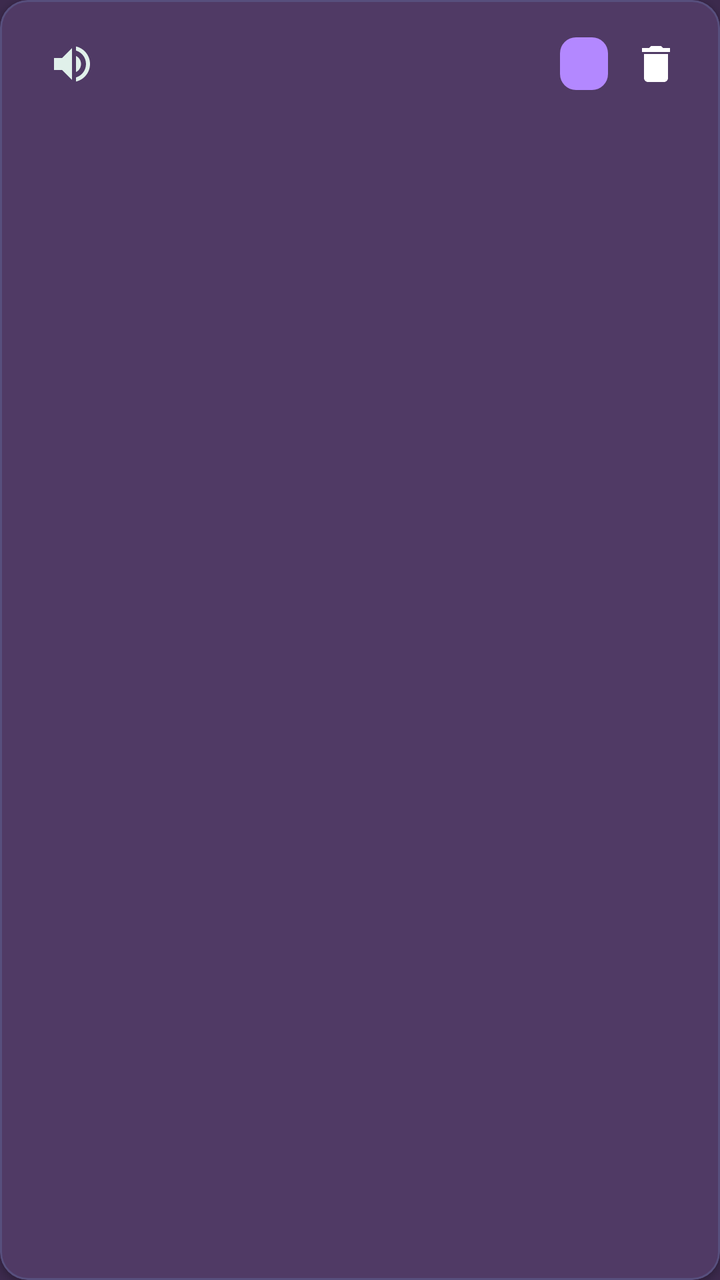
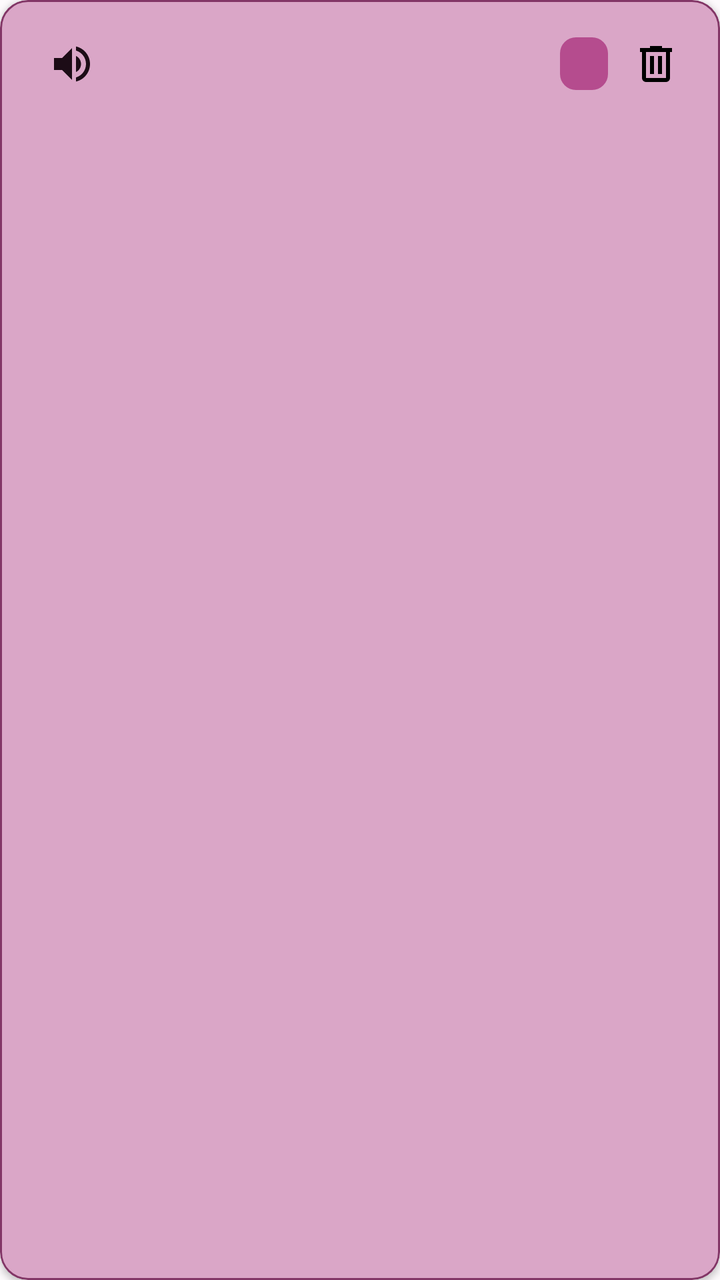

Two renders of the same Android screen: before a commit and after it. Below are the layout's source before the change and the commit's diff.
<!-- AndroidManifest.xml: application theme Theme.EpubReader -->
<!-- res/layout/item_vocabulary_word.xml -->
<?xml version="1.0" encoding="utf-8"?>
<com.google.android.material.card.MaterialCardView xmlns:android="http://schemas.android.com/apk/res/android"
    xmlns:app="http://schemas.android.com/apk/res-auto"
    android:layout_width="match_parent"
    android:layout_height="wrap_content"
    android:layout_marginBottom="12dp"
    app:cardBackgroundColor="@color/dark_surface"
    app:cardCornerRadius="14dp"
    app:cardElevation="2dp"
    app:strokeColor="@color/dark_border"
    app:strokeWidth="1dp">

    <LinearLayout
        android:layout_width="match_parent"
        android:layout_height="wrap_content"
        android:baselineAligned="false"
        android:orientation="vertical"
        android:padding="16dp">

        
        <LinearLayout
            android:layout_width="match_parent"
            android:layout_height="wrap_content"
            android:baselineAligned="false"
            android:gravity="center_vertical"
            android:orientation="horizontal">

            
            <LinearLayout
                android:layout_width="0dp"
                android:layout_height="wrap_content"
                android:layout_weight="1"
                android:baselineAligned="false"
                android:gravity="center_vertical"
                android:orientation="horizontal">

                <TextView
                    android:id="@+id/vocabWordText"
                    android:layout_width="wrap_content"
                    android:layout_height="wrap_content"
                    android:textColor="@color/white"
                    android:textSize="17sp"
                    android:textStyle="bold" />

                <TextView
                    android:id="@+id/vocabPosBadge"
                    android:layout_width="wrap_content"
                    android:layout_height="wrap_content"
                    android:layout_marginStart="8dp"
                    android:background="@drawable/oval_rounded_bg"
                    android:paddingHorizontal="8dp"
                    android:paddingVertical="3dp"
                    android:textColor="@color/accent_pop"
                    android:textSize="12sp"
                    android:textStyle="bold|italic"
                    android:visibility="gone" />

                <ImageButton
                    android:id="@+id/vocabAudioBtn"
                    android:layout_width="32dp"
                    android:layout_height="32dp"
                    android:layout_marginStart="4dp"
                    android:background="@drawable/item_background_borderless_material"
                    android:contentDescription="@string/tts_play"
                    android:padding="6dp"
                    android:src="@drawable/ic_volume"
                    app:tint="@color/palette_mint" />
            </LinearLayout>

            
            <LinearLayout
                android:layout_width="wrap_content"
                android:layout_height="wrap_content"
                android:baselineAligned="false"
                android:gravity="center_vertical"
                android:orientation="horizontal">

                <TextView
                    android:id="@+id/vocabMasteryPill"
                    android:layout_width="wrap_content"
                    android:layout_height="wrap_content"
                    android:layout_marginEnd="8dp"
                    android:background="@drawable/rounded_square_bg"
                    android:paddingHorizontal="12dp"
                    android:paddingVertical="5dp"
                    android:textColor="@color/white"
                    android:textSize="12sp"
                    android:textStyle="bold" />

                <ImageButton
                    android:id="@+id/vocabDeleteBtn"
                    android:layout_width="32dp"
                    android:layout_height="32dp"
                    android:background="@drawable/item_background_borderless_material"
                    android:contentDescription="@string/vocabulary_delete_word"
                    android:padding="6dp"
                    android:src="@drawable/ic_delete" />
            </LinearLayout>
        </LinearLayout>

        
        <TextView
            android:id="@+id/vocabDefinitionText"
            android:layout_width="match_parent"
            android:layout_height="wrap_content"
            android:layout_marginTop="8dp"
            android:maxLines="4"
            android:textColor="@color/dark_text"
            android:textSize="14sp" />

        
        <TextView
            android:id="@+id/vocabQuoteText"
            android:layout_width="match_parent"
            android:layout_height="wrap_content"
            android:layout_marginTop="8dp"
            android:textColor="@color/palette_mint"
            android:textSize="13sp"
            android:textStyle="italic"
            android:layout_marginStart="8dp"
            android:layout_marginEnd="8dp"
            android:visibility="gone" />

        
        <TextView
            android:id="@+id/vocabSourceText"
            android:layout_width="match_parent"
            android:layout_height="wrap_content"
            android:layout_marginTop="6dp"
            android:textColor="@color/dark_text_muted"
            android:textSize="12sp"
            android:visibility="gone" />

    </LinearLayout>
</com.google.android.material.card.MaterialCardView>
<!-- resources referenced by this layout -->
<resources>
  <color name="accent_pop">@color/palette_violet</color>
  <color name="dark_border">@color/palette_purple</color>
  <color name="dark_surface">@color/palette_plum</color>
  <color name="dark_text">@color/palette_mint</color>
  <color name="dark_text_muted">@color/palette_slate</color>
  <color name="palette_mint">#E0F0EA</color>
  <color name="white">#FFFFFF</color>
  <!-- drawable ic_delete (drawable) -->
  <?xml version="1.0" encoding="utf-8"?>
  <vector xmlns:android="http://schemas.android.com/apk/res/android"
      android:width="24dp" android:height="24dp"
      android:viewportWidth="24" android:viewportHeight="24">
      <path android:fillColor="@android:color/white" android:pathData="M6 19c0 1.1.9 2 2 2h8c1.1 0 2-.9 2-2V7H6v12zM19 4h-3.5l-1-1h-5l-1 1H5v2h14V4z" />
  </vector>
  <!-- drawable ic_volume (drawable) -->
  <vector xmlns:android="http://schemas.android.com/apk/res/android" android:width="24dp" android:height="24dp" android:viewportWidth="24" android:viewportHeight="24"><path android:fillColor="#FFFFFFFF" android:pathData="M3,9v6h4l5,5V4L7,9H3zM16.5,12c0,-1.77 -1,-3.29 -2.5,-4.03v8.05c1.5,-0.73 2.5,-2.25 2.5,-4.02zM14,3.23v2.06c2.89,0.86 5,3.54 5,6.71s-2.11,5.85 -5,6.71v2.06c4.01,-0.91 7,-4.49 7,-8.77s-2.99,-7.86 -7,-8.77z"/></vector>
  <!-- drawable oval_rounded_bg (drawable) -->
  <?xml version="1.0" encoding="utf-8"?>
  <shape xmlns:android="http://schemas.android.com/apk/res/android"
      android:shape="rectangle">
      <solid
          android:color="@color/palette_mint" />
      <corners android:radius="999dp" />
  </shape>
  <!-- drawable rounded_square_bg (drawable) -->
  <?xml version="1.0" encoding="utf-8"?>
  <shape xmlns:android="http://schemas.android.com/apk/res/android"
      android:shape="rectangle">
      <solid android:color="@color/accent_pop" />
      <corners android:radius="8dp" />
  </shape>
  <style name="Theme.EpubReader" parent="Theme.MaterialComponents.DayNight.NoActionBar">
          <item name="android:windowBackground">@color/dark_bg</item>
          <item name="android:statusBarColor">@color/black</item>
          <item name="android:navigationBarColor">@color/black</item>
          <item name="android:windowLightStatusBar">false</item>
          <item name="android:windowLightNavigationBar" tools:targetApi="o_mr1">false</item>
          <item name="colorPrimary">@color/accent</item>
          <item name="colorPrimaryVariant">@color/accent_dark</item>
          <item name="colorOnPrimary">@color/white</item>
          <item name="colorSecondary">@color/secondary</item>
          <item name="colorOnSecondary">@color/white</item>
          <item name="android:colorBackground">@color/dark_bg</item>
          <item name="colorSurface">@color/dark_surface</item>
          <item name="colorOnSurface">@color/dark_text</item>
          <item name="android:textColorPrimary">@color/dark_text</item>
          <item name="android:textColorSecondary">@color/dark_text_muted</item>
          <item name="colorControlNormal">@color/white</item>
          <item name="toolbarStyle">@style/Widget.EpubReader.Toolbar</item>
          <item name="drawerArrowStyle">@style/Widget.EpubReader.DrawerArrowToggle</item>
      </style>
  <color name="palette_violet">#B388FF</color>
  <color name="palette_purple">#574F7D</color>
  <color name="palette_plum">#503A65</color>
  <color name="palette_slate">#95ADBE</color>
  <color name="dark_bg">@color/palette_eggplant</color>
  <color name="black">#000000</color>
  <color name="accent">@color/palette_plum</color>
  <color name="accent_dark">@color/palette_purple</color>
  <color name="secondary">@color/palette_slate</color>
  <style name="Widget.EpubReader.Toolbar" parent="Widget.MaterialComponents.Toolbar">
          <item name="titleTextColor">?android:textColorPrimary</item>
          <item name="subtitleTextColor">?android:textColorSecondary</item>
          <item name="navigationIconTint">?android:textColorPrimary</item>
          <item name="actionMenuTextColor">?android:textColorPrimary</item>
      </style>
  <style name="Widget.EpubReader.DrawerArrowToggle" parent="Widget.AppCompat.DrawerArrowToggle">
          <item name="color">?android:textColorPrimary</item>
      </style>
  <color name="palette_eggplant">#3C2A4D</color>
  <!-- unchanged entries left out for length: 3 -->
</resources>

<!-- the commit's change to res/layout/item_vocabulary_word.xml (unified diff, before → after) -->
@@ -4,10 +4,10 @@
     android:layout_width="match_parent"
     android:layout_height="wrap_content"
     android:layout_marginBottom="12dp"
-    app:cardBackgroundColor="@color/dark_surface"
+    app:cardBackgroundColor="@color/palette_plum"
     app:cardCornerRadius="14dp"
     app:cardElevation="2dp"
-    app:strokeColor="@color/dark_border"
+    app:strokeColor="@color/palette_purple"
     app:strokeWidth="1dp">
 
     <LinearLayout
@@ -50,7 +50,7 @@
                     android:background="@drawable/oval_rounded_bg"
                     android:paddingHorizontal="8dp"
                     android:paddingVertical="3dp"
-                    android:textColor="@color/accent_pop"
+                    android:textColor="@color/palette_violet"
                     android:textSize="12sp"
                     android:textStyle="bold|italic"
                     android:visibility="gone" />
@@ -83,7 +83,7 @@
                     android:background="@drawable/rounded_square_bg"
                     android:paddingHorizontal="12dp"
                     android:paddingVertical="5dp"
-                    android:textColor="@color/white"
+                    android:textColor="@color/black"
                     android:textSize="12sp"
                     android:textStyle="bold" />
 
@@ -105,7 +105,7 @@
             android:layout_height="wrap_content"
             android:layout_marginTop="8dp"
             android:maxLines="4"
-            android:textColor="@color/dark_text"
+            android:textColor="@color/palette_mint"
             android:textSize="14sp" />
 
         
@@ -127,7 +127,7 @@
             android:layout_width="match_parent"
             android:layout_height="wrap_content"
             android:layout_marginTop="6dp"
-            android:textColor="@color/dark_text_muted"
+            android:textColor="@color/palette_slate"
             android:textSize="12sp"
             android:visibility="gone" />
 
<!-- resource entries referenced after the edit -->
@@ -1,75 +1,79 @@
 <!-- resources referenced by this layout -->
 <resources>
-  <color name="accent_pop">@color/palette_violet</color>
-  <color name="dark_border">@color/palette_purple</color>
-  <color name="dark_surface">@color/palette_plum</color>
-  <color name="dark_text">@color/palette_mint</color>
-  <color name="dark_text_muted">@color/palette_slate</color>
-  <color name="palette_mint">#E0F0EA</color>
-  <color name="white">#FFFFFF</color>
+  <color name="palette_mint">@color/palette_china</color>
+  <color name="white">#000000</color>
   <!-- drawable ic_delete (drawable) -->
   <?xml version="1.0" encoding="utf-8"?>
   <vector xmlns:android="http://schemas.android.com/apk/res/android"
       android:width="24dp" android:height="24dp"
       android:viewportWidth="24" android:viewportHeight="24">
-      <path android:fillColor="@android:color/white" android:pathData="M6 19c0 1.1.9 2 2 2h8c1.1 0 2-.9 2-2V7H6v12zM19 4h-3.5l-1-1h-5l-1 1H5v2h14V4z" />
+      <path
+          android:fillColor="@color/white"
+          android:pathData="M 7,21 q -0.825,0 -1.4125,-0.5875 T 5,19 v -13 h -1 v -2 h 5 v -1 h 6 v 1 h 5 v 2 h -1 v 13 q 0,0.825 -0.5875,1.4125 T 17,21 H 7 Z m 10,-15 H 7 v 13 h 10 v -13 Z M 9,17 h 2 v -9 h -2 v 9 Z m 4,0 h 2 v -9 h -2 v 9 Z M 7,6 v 13 -13 Z" />
+  
   </vector>
   <!-- drawable ic_volume (drawable) -->
-  <vector xmlns:android="http://schemas.android.com/apk/res/android" android:width="24dp" android:height="24dp" android:viewportWidth="24" android:viewportHeight="24"><path android:fillColor="#FFFFFFFF" android:pathData="M3,9v6h4l5,5V4L7,9H3zM16.5,12c0,-1.77 -1,-3.29 -2.5,-4.03v8.05c1.5,-0.73 2.5,-2.25 2.5,-4.02zM14,3.23v2.06c2.89,0.86 5,3.54 5,6.71s-2.11,5.85 -5,6.71v2.06c4.01,-0.91 7,-4.49 7,-8.77s-2.99,-7.86 -7,-8.77z"/></vector>
+  <vector xmlns:android="http://schemas.android.com/apk/res/android" android:width="24dp" android:height="24dp" android:viewportWidth="24" android:viewportHeight="24"><path android:fillColor="@color/white" android:pathData="M3,9v6h4l5,5V4L7,9H3zM16.5,12c0,-1.77 -1,-3.29 -2.5,-4.03v8.05c1.5,-0.73 2.5,-2.25 2.5,-4.02zM14,3.23v2.06c2.89,0.86 5,3.54 5,6.71s-2.11,5.85 -5,6.71v2.06c4.01,-0.91 7,-4.49 7,-8.77s-2.99,-7.86 -7,-8.77z"/></vector>
   <!-- drawable oval_rounded_bg (drawable) -->
   <?xml version="1.0" encoding="utf-8"?>
   <shape xmlns:android="http://schemas.android.com/apk/res/android"
       android:shape="rectangle">
       <solid
-          android:color="@color/palette_mint" />
+          android:color="@color/palette_eggplant" />
       <corners android:radius="999dp" />
   </shape>
   <!-- drawable rounded_square_bg (drawable) -->
   <?xml version="1.0" encoding="utf-8"?>
   <shape xmlns:android="http://schemas.android.com/apk/res/android"
       android:shape="rectangle">
-      <solid android:color="@color/accent_pop" />
+      <solid android:color="@color/palette_violet" />
       <corners android:radius="8dp" />
   </shape>
   <style name="Theme.EpubReader" parent="Theme.MaterialComponents.DayNight.NoActionBar">
-          <item name="android:windowBackground">@color/dark_bg</item>
+          <item name="android:windowBackground">@color/palette_eggplant</item>
           <item name="android:statusBarColor">@color/black</item>
           <item name="android:navigationBarColor">@color/black</item>
           <item name="android:windowLightStatusBar">false</item>
           <item name="android:windowLightNavigationBar" tools:targetApi="o_mr1">false</item>
-          <item name="colorPrimary">@color/accent</item>
-          <item name="colorPrimaryVariant">@color/accent_dark</item>
+          <item name="android:windowNoTitle">true</item>
+          <item name="android:windowContentOverlay">@null</item>
+          <item name="android:enforceStatusBarContrast" tools:targetApi="q">false</item>
+          <item name="android:enforceNavigationBarContrast" tools:targetApi="q">false</item>
+          <item name="colorPrimary">@color/palette_plum</item>
+          <item name="colorPrimaryVariant">@color/palette_purple</item>
           <item name="colorOnPrimary">@color/white</item>
-          <item name="colorSecondary">@color/secondary</item>
+          <item name="colorSecondary">@color/palette_slate</item>
           <item name="colorOnSecondary">@color/white</item>
-          <item name="android:colorBackground">@color/dark_bg</item>
-          <item name="colorSurface">@color/dark_surface</item>
-          <item name="colorOnSurface">@color/dark_text</item>
-          <item name="android:textColorPrimary">@color/dark_text</item>
-          <item name="android:textColorSecondary">@color/dark_text_muted</item>
+          <item name="android:colorBackground">@color/palette_eggplant</item>
+          <item name="colorSurface">@color/palette_plum</item>
+          <item name="colorOnSurface">@color/palette_mint</item>
+          <item name="android:textColorPrimary">@color/palette_mint</item>
+          <item name="android:textColorSecondary">@color/palette_slate</item>
           <item name="colorControlNormal">@color/white</item>
           <item name="toolbarStyle">@style/Widget.EpubReader.Toolbar</item>
           <item name="drawerArrowStyle">@style/Widget.EpubReader.DrawerArrowToggle</item>
       </style>
-  <color name="palette_violet">#B388FF</color>
-  <color name="palette_purple">#574F7D</color>
-  <color name="palette_plum">#503A65</color>
-  <color name="palette_slate">#95ADBE</color>
-  <color name="dark_bg">@color/palette_eggplant</color>
-  <color name="black">#000000</color>
-  <color name="accent">@color/palette_plum</color>
-  <color name="accent_dark">@color/palette_purple</color>
-  <color name="secondary">@color/palette_slate</color>
+  <color name="palette_china">#1c0c16</color>
+  <color name="palette_copper_rose">#daa6c7</color>
+  <color name="palette_rose_water">#823666</color>
+  <color name="palette_dusty_rose">#4f213e</color>
+  <color name="palette_blush_mauve">#b54c8e</color>
+  <color name="palette_violet">@color/palette_blush_mauve</color>
+  <color name="palette_purple">@color/palette_rose_water</color>
+  <color name="palette_plum">@color/palette_copper_rose</color>
+  <color name="palette_slate">@color/palette_dusty_rose</color>
+  <color name="black">#FFFFFF</color>
   <style name="Widget.EpubReader.Toolbar" parent="Widget.MaterialComponents.Toolbar">
-          <item name="titleTextColor">?android:textColorPrimary</item>
-          <item name="subtitleTextColor">?android:textColorSecondary</item>
-          <item name="navigationIconTint">?android:textColorPrimary</item>
-          <item name="actionMenuTextColor">?android:textColorPrimary</item>
+          <item name="titleTextColor">@color/palette_mint</item>
+          <item name="subtitleTextColor">@color/palette_slate</item>
+          <item name="navigationIconTint">@color/palette_mint</item>
+          <item name="actionMenuTextColor">@color/palette_mint</item>
       </style>
   <style name="Widget.EpubReader.DrawerArrowToggle" parent="Widget.AppCompat.DrawerArrowToggle">
-          <item name="color">?android:textColorPrimary</item>
+          <item name="color">@color/palette_mint</item>
       </style>
-  <color name="palette_eggplant">#3C2A4D</color>
+  <color name="palette_plum_wine">#fdfafc</color>
+  <color name="palette_eggplant">@color/palette_plum_wine</color>
   <!-- unchanged entries left out for length: 3 -->
 </resources>
 
